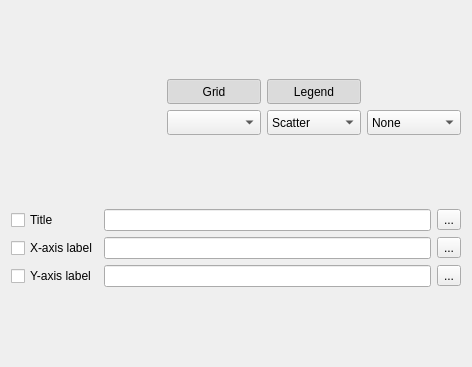
Slicer/SlicerGitSVNArchive, file Libs/MRML/Widgets/Resources/UI/qMRMLPlotViewControllerWidget.ui: the form before one commit.
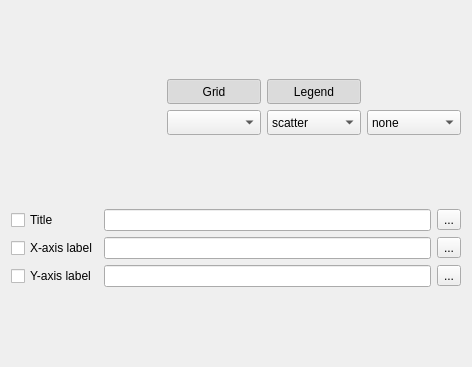
The form after the commit. Icons and pictures are not drawn. Custom widgets are drawn as their Qt base class.

```diff
--- a/Libs/MRML/Widgets/Resources/UI/qMRMLPlotViewControllerWidget.ui
+++ b/Libs/MRML/Widgets/Resources/UI/qMRMLPlotViewControllerWidget.ui
@@ -77,7 +77,7 @@
        </property>
        <item>
         <property name="text">
-         <string>Scatter</string>
+         <string>scatter</string>
         </property>
        </item>
        <item>
@@ -230,7 +230,7 @@
        </property>
        <item>
         <property name="text">
-         <string>None</string>
+         <string>none</string>
         </property>
        </item>
        <item>
```
Left out of the diff: 21 changed lines with no effect on the pictures.
